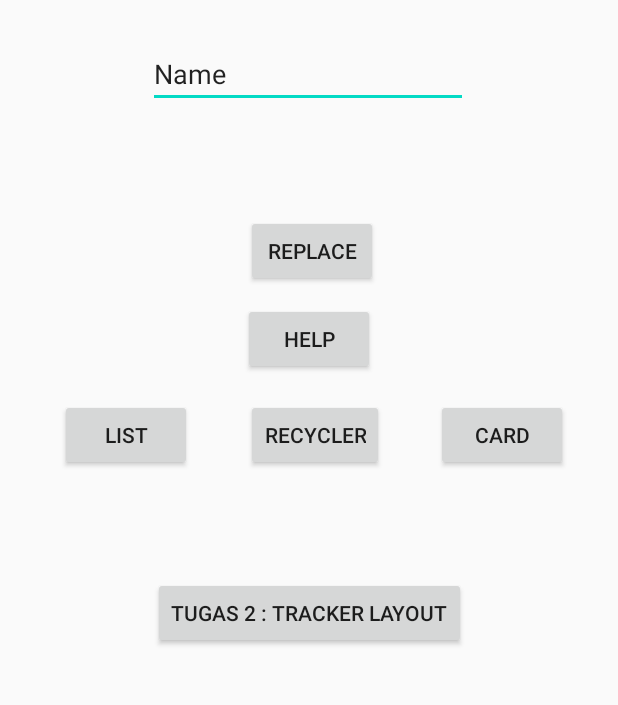
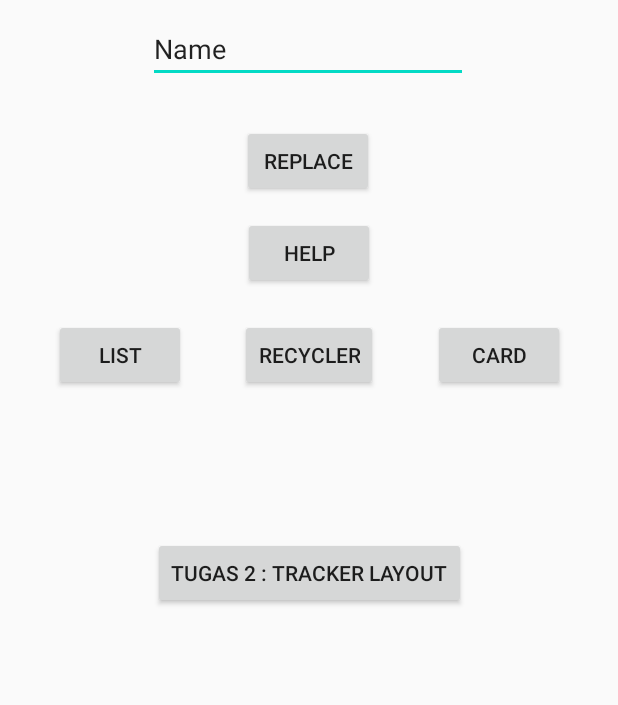
Before and after one commit to estersiwu/Progmob-2020, an Android app: the screen it shows after launch (MainActivity), on a phone screen of 412 x 824 dp, the part 481-1186 px from its top. Run offline under Robolectric (Android 15) with nearby library versions, the phone set to English and light mode, and no system bars.

Commit message:
tugas_3_done

```diff
--- a/app/src/main/AndroidManifest.xml
+++ b/app/src/main/AndroidManifest.xml
@@ -9,7 +9,8 @@
         android:roundIcon="@mipmap/ic_launcher_round"
         android:supportsRtl="true"
         android:theme="@style/AppTheme">
-        <activity android:name=".Pertemuan2.RecyclerActivity"></activity>
+        <activity android:name=".Pertemuan2.CardViewTestActivity"></activity>
+        <activity android:name=".Pertemuan2.RecyclerActivity" />
         <activity android:name=".Pertemuan2.ListActivity" />
         <activity android:name=".TrackerActivity" />
         <activity android:name=".HelpActivity" />
--- a/app/src/main/java/com/example/progmob_2020/MainActivity.java
+++ b/app/src/main/java/com/example/progmob_2020/MainActivity.java
@@ -9,6 +9,7 @@ import android.widget.Button;
 import android.widget.EditText;
 import android.widget.TextView;
 
+import com.example.progmob_2020.Pertemuan2.CardViewTestActivity;
 import com.example.progmob_2020.Pertemuan2.ListActivity;
 
 public class MainActivity extends AppCompatActivity {
@@ -31,7 +32,6 @@ public class MainActivity extends AppCompatActivity {
         Button btnList = (Button)findViewById(R.id.buttonListView);
         Button btnRecycler = (Button)findViewById(R.id.buttonRecyclerView);
         Button btnCard = (Button)findViewById(R.id.buttonCardView);
-
 
         //action
         txtView.setText(R.string.text_hello_world);
@@ -70,5 +70,12 @@ public class MainActivity extends AppCompatActivity {
                 startActivity(intent);
             }
         });
+        btnCard.setOnClickListener(new View.OnClickListener() {
+            @Override
+            public void onClick(View v) {
+                Intent intent = new Intent(MainActivity.this, CardViewTestActivity.class);
+                startActivity(intent);
+            }
+        });
     }
 }
--- a/app/src/main/res/layout/activity_main.xml
+++ b/app/src/main/res/layout/activity_main.xml
@@ -23,11 +23,11 @@
         android:id="@+id/button1"
         android:layout_width="wrap_content"
         android:layout_height="wrap_content"
-        android:layout_marginBottom="312dp"
+        android:layout_marginBottom="372dp"
         android:text="Replace"
         app:layout_constraintBottom_toBottomOf="parent"
         app:layout_constraintEnd_toEndOf="parent"
-        app:layout_constraintHorizontal_bias="0.507"
+        app:layout_constraintHorizontal_bias="0.498"
         app:layout_constraintStart_toStartOf="parent" />
 
     <EditText
@@ -69,9 +69,9 @@
         android:id="@+id/buttonListView"
         android:layout_width="wrap_content"
         android:layout_height="wrap_content"
-        android:layout_marginStart="40dp"
-        android:layout_marginTop="16dp"
+        android:layout_marginTop="20dp"
         android:text="List"
+        app:layout_constraintEnd_toStartOf="@+id/buttonRecyclerView"
         app:layout_constraintStart_toStartOf="parent"
         app:layout_constraintTop_toBottomOf="@+id/btnHelp" />
 
@@ -79,20 +79,20 @@
         android:id="@+id/buttonRecyclerView"
         android:layout_width="wrap_content"
         android:layout_height="wrap_content"
-        android:layout_marginStart="36dp"
-        android:layout_marginTop="16dp"
+        android:layout_marginTop="20dp"
         android:text="Recycler"
-        app:layout_constraintStart_toEndOf="@+id/buttonListView"
+        app:layout_constraintEnd_toEndOf="parent"
+        app:layout_constraintStart_toStartOf="parent"
         app:layout_constraintTop_toBottomOf="@+id/btnHelp" />
 
     <Button
         android:id="@+id/buttonCardView"
         android:layout_width="wrap_content"
         android:layout_height="wrap_content"
-        android:layout_marginTop="16dp"
+        android:layout_marginTop="20dp"
         android:text="Card"
         app:layout_constraintEnd_toEndOf="parent"
-        app:layout_constraintHorizontal_bias="0.514"
+        app:layout_constraintHorizontal_bias="0.513"
         app:layout_constraintStart_toEndOf="@+id/buttonRecyclerView"
         app:layout_constraintTop_toBottomOf="@+id/btnHelp" />
 
```
